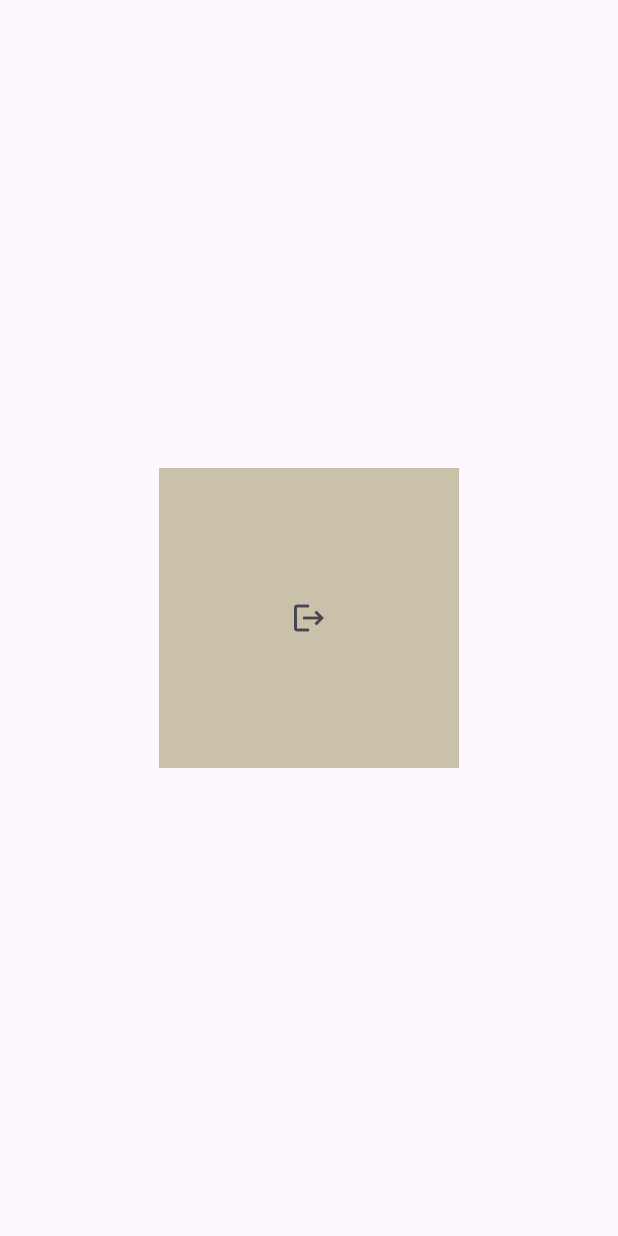
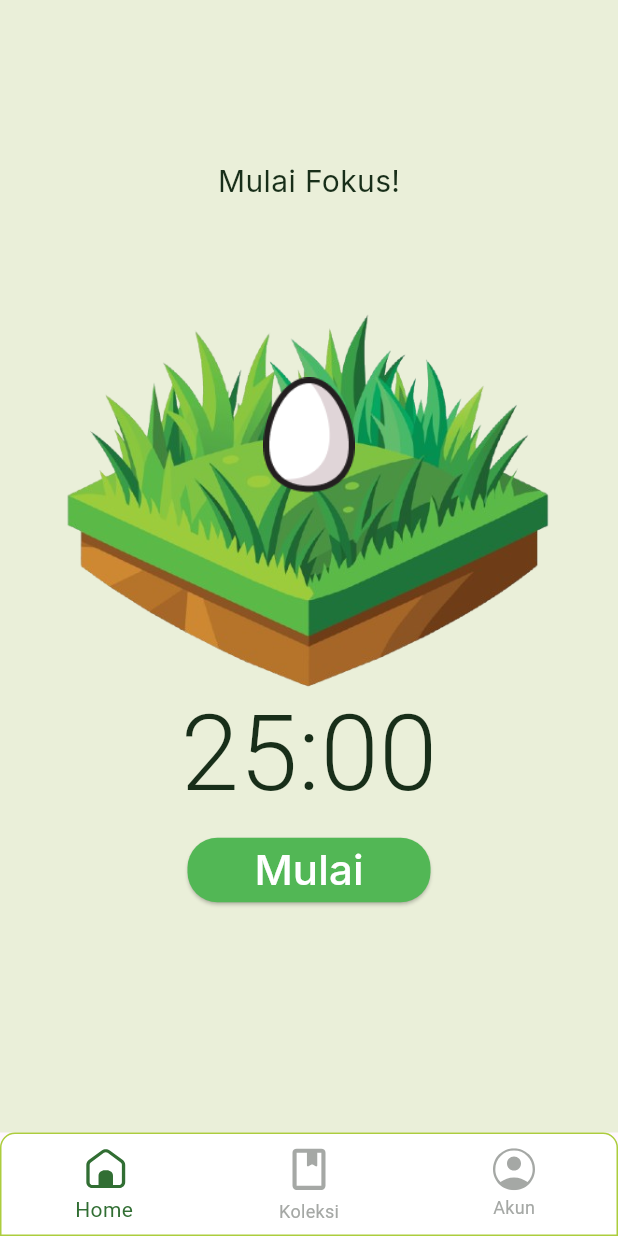
Before and after one commit to fachry372/FokusKu, a Flutter app: the screen it shows once a user with an empty profile is signed in, on a phone screen of 412 x 824 dp. Run offline on Flutter 3.47's test engine with Material 3 defaults, Android fonts, the phone set to English and light mode, and no system bars; our stand-ins replace flutter_svg, google_fonts, supabase_flutter; accounts and stored records are empty.

Commit message:
membuat halaman home

```diff
--- a/lib/auth/auth_gate.dart
+++ b/lib/auth/auth_gate.dart
@@ -1,5 +1,5 @@
 import 'package:flutter/material.dart';
-import 'package:fokusku/home.dart';
+import 'package:fokusku/halaman/navbar.dart';
 import 'package:fokusku/login.dart';
 import 'package:supabase_flutter/supabase_flutter.dart';
 
@@ -20,7 +20,7 @@ class AuthGate extends StatelessWidget {
          }
          final session = snapshot.hasData ? snapshot.data!.session : null;
          if (session != null) {
-          return const Home();
+          return const Navbar();
          } else {
           return const LoginScreen();
          }
--- /dev/null
+++ b/lib/halaman/akun.dart
@@ -0,0 +1,45 @@
+import 'package:flutter/material.dart';
+import 'package:fokusku/auth/auth_service.dart';
+
+class Akun extends StatefulWidget {
+  const Akun({super.key});
+
+  @override
+  State<Akun> createState() => _AkunState();
+}
+
+class _AkunState extends State<Akun> {
+    final authservice = AuthService();
+
+  void logout() async {
+    try {
+      await authservice.signOut();
+
+      if (!mounted) return;
+
+      Navigator.pushReplacementNamed(context, "/Masuk");
+    } catch (e) {
+      if (mounted) {
+        ScaffoldMessenger.of(
+          context,
+        ).showSnackBar(SnackBar(content: Text("Gagal logout: $e")));
+      }
+    }
+  }
+
+  @override
+  Widget build(BuildContext context) {
+    return Scaffold(
+      backgroundColor: Color(0xFFEAEFD9),
+      appBar: AppBar(
+        title: Center(child: Text("Akun"),),
+         actions: [IconButton(onPressed: logout, icon: Icon(Icons.logout))],
+      ),
+      body: SafeArea(child: Column(children:
+       [
+
+      ],)),
+
+    );
+  }
+}
--- /dev/null
+++ b/lib/halaman/home.dart
@@ -0,0 +1,89 @@
+import 'package:flutter/material.dart';
+import 'package:google_fonts/google_fonts.dart';
+
+
+class Home extends StatefulWidget {
+  const Home({super.key});
+
+  @override
+  State<Home> createState() => _HomeState();
+}
+
+class _HomeState extends State<Home> {
+
+
+  @override
+  Widget build(BuildContext context) {
+    return Scaffold(
+      backgroundColor: Color(0xFFEAEFD9),
+
+      body: Center(
+        child: SafeArea(
+
+            child: Padding(
+              padding: const EdgeInsets.only(left: 32,right: 32),
+              child: Column(
+                children: [
+                  const SizedBox(height: 106,),
+
+                  Text("Mulai Fokus!",style: GoogleFonts.inter(fontSize: 20,color: Color(0xff182E19)),),
+
+                   const SizedBox(height: 55,),
+
+                   SizedBox(
+                      height: 284.97,
+                      width: 356,
+                      child: Stack(
+                        alignment:
+                        Alignment.center,
+                        children: [
+                          Positioned(child: Image.asset("assets/images/rumput.png",
+                          fit: BoxFit.contain,
+
+                          ),
+
+                          ),
+                          Positioned(
+                            top: 60,
+                            child: Image.asset("assets/images/telur.png",
+                          fit: BoxFit.contain,
+                          height: 80,
+                          width: 61,
+
+                          ),),
+
+                        ],
+
+                      ),
+                     ),
+
+                   const SizedBox(height: 0,),
+
+                  Text("25:00",style:  GoogleFonts.roboto(fontSize: 70,fontWeight: FontWeight.w300,color: Color(0xff182E19),height: 0.8),),
+
+                     const SizedBox(height: 25),
+
+                     ElevatedButton(onPressed: () {},
+                     style: ElevatedButton.styleFrom(
+                      backgroundColor: Color(0xff52B755),
+                      fixedSize: Size(162, 43),
+                      shape: RoundedRectangleBorder(
+                        borderRadius: BorderRadiusGeometry.circular(20)
+                      )
+                     ),
+                     child: Text("Mulai",style: GoogleFonts.inter(fontSize: 28,color: Color(0xffffffff)),))
+
+
+                ],
+              ),
+            ),
+
+            ),
+      ),
+
+
+
+      );
+
+  }
+}
--- /dev/null
+++ b/lib/halaman/koleksi.dart
@@ -0,0 +1,18 @@
+import 'package:flutter/material.dart';
+
+
+class Koleksi extends StatelessWidget {
+  const Koleksi({super.key});
+
+  @override
+  Widget build(BuildContext context) {
+    return Scaffold(
+      backgroundColor: Color(0xFFEAEFD9),
+      appBar: AppBar(title: Center(child: Text("Koleksi")),),
+      body: SafeArea(child: Column(children: [
+
+      ],)),
+
+    );
+  }
+}
--- /dev/null
+++ b/lib/halaman/navbar.dart
@@ -0,0 +1,95 @@
+import 'package:flutter/material.dart';
+import 'package:fokusku/halaman/akun.dart';
+import 'package:fokusku/halaman/home.dart';
+import 'package:fokusku/halaman/koleksi.dart';
+import 'package:flutter_svg/flutter_svg.dart';
+
+
+class Navbar extends StatefulWidget {
+   const Navbar({super.key});
+
+  @override
+  State<Navbar> createState() => _NavbarState();
+}
+
+class _NavbarState extends State<Navbar> {
+
+  int _currentIndex = 0;
+
+  final List<Widget> halaman = const [Home(),Koleksi(),Akun()];
+
+  final Color selectedItemColor = Color(0xff316E33);
+  final Color unselectedItemColor = Color(0xffA5A8A5);
+
+  @override
+  Widget build(BuildContext context) {
+    return Scaffold(
+      body: IndexedStack(
+        index: _currentIndex,
+        children: halaman,
+      ),
+
+      bottomNavigationBar: Container(
+        decoration: BoxDecoration(
+          color: Color(0xffffffff),
+          border: Border.all(color: Color(0xffACCD3D)),
+          borderRadius: BorderRadius.only(topLeft: Radius.circular(10),topRight: Radius.circular(10))
+        ),
+  //       child:Theme(  data: Theme.of(context).copyWith(
+  //   splashColor: Colors.transparent,
+  //   highlightColor: Colors.transparent,
+  //   splashFactory: NoSplash.splashFactory,
+  // ),
+  child:
+  BottomNavigationBar(
+        backgroundColor: Colors.transparent,
+        elevation: 0,
+        currentIndex: _currentIndex,
+        onTap: (index) {setState(() {
+          _currentIndex = index;
+        });},
+        selectedItemColor: Color(0xff316E33),
+        unselectedItemColor: Color(0xffA5A8A5),
+        items:  [
+          BottomNavigationBarItem(icon:
+          SvgPicture.asset(
+          "assets/icons/home.svg",
+          colorFilter:ColorFilter.mode(
+            _currentIndex == 0 ? selectedItemColor : unselectedItemColor,
+            BlendMode.srcIn
+          ) ,
+
+
+          height: 33,
+          width: 33,
+          ),
+           label: 'Home'),
+          BottomNavigationBarItem(icon:
+           SvgPicture.asset(
+          "assets/icons/koleksi.svg",
+          colorFilter:ColorFilter.mode(
+           _currentIndex == 1 ? selectedItemColor : unselectedItemColor,
+            BlendMode.srcIn
+          ) ,
+          height: 33,
+          width: 33,
+          ),
+           label: 'Koleksi'),
+          BottomNavigationBarItem(icon:
+         SvgPicture.asset(
+          "assets/icons/akun.svg",
+          colorFilter:ColorFilter.mode(
+            _currentIndex == 2 ? selectedItemColor : unselectedItemColor,
+            BlendMode.srcIn
+          ) ,
+          height: 28,
+          width: 28,
+          ),
+            label: 'Akun'),
+        ],
+      ),
+      ),
+
+   );
+  }
+}
--- a/lib/home.dart
+++ /dev/null
@@ -1,57 +0,0 @@
-import 'package:flutter/material.dart';
-import 'package:fokusku/auth/auth_service.dart';
-
-class Home extends StatefulWidget {
-  const Home({super.key});
-
-  @override
-  State<Home> createState() => _HomeState();
-}
-
-class _HomeState extends State<Home> {
-  final authservice = AuthService();
-
-  void logout() async {
-  try {
-    await authservice.signOut();
-
-    if (!mounted) return;
-
-    Navigator.pushReplacementNamed(context, "/Masuk");
-
-  } catch (e) {
-    if (mounted) {
-      ScaffoldMessenger.of(context).showSnackBar(
-        SnackBar(content: Text("Gagal logout: $e")),
-      );
-    }
-  }
-}
-
-
-  @override
-  Widget build(BuildContext context) {
-    return Scaffold(
-      body: Center(
-        child: Column(
-          mainAxisAlignment: MainAxisAlignment.center,
-          crossAxisAlignment: CrossAxisAlignment.center,
-          children: [
-            Container(
-              height: 200,
-              width: 200,
-              decoration: BoxDecoration(
-                color: const Color.fromARGB(255, 201, 193, 169)
-              ),
-              child: IconButton(onPressed: logout, icon: Icon(Icons.logout)),
-
-              ),
-
-
-          ],
-
-        ),
-      ),
-    );
-  }
-}
--- a/lib/login.dart
+++ b/lib/login.dart
@@ -27,6 +27,7 @@ class _LoginScreenState extends State<LoginScreen> {
 
 
 void login() async {
+
   if (!mounted) return;
 
   setState(() => isLoading = true);
@@ -52,9 +53,10 @@ void login() async {
     errorMessage = "Terjadi kesalahan, coba lagi nanti.";
   }
 
+  ScaffoldMessenger.of(context).clearSnackBars();
 
     ScaffoldMessenger.of(context)
-        .showSnackBar(SnackBar(content: Text(errorMessage)));
+        .showSnackBar(SnackBar(content: Text(errorMessage),));
   } finally {
     if (mounted) {
       setState(() => isLoading = false);
--- a/lib/main.dart
+++ b/lib/main.dart
@@ -1,6 +1,6 @@
 import 'package:flutter/material.dart';
 import 'package:fokusku/auth/auth_gate.dart';
-import 'package:fokusku/home.dart';
+import 'package:fokusku/halaman/navbar.dart';
 import 'package:fokusku/kirimlink.dart';
 import 'package:fokusku/register.dart';
 import 'package:fokusku/resetpassword.dart';
@@ -30,7 +30,7 @@ class MyApp extends StatelessWidget {
         '/Daftar': (context) => Register(),
         '/Masuk' : (context) => LoginScreen(),
         '/reset' : (context) => Resetpassword(),
-        '/home' : (context) => Home(),
+        '/home' : (context) => Navbar(),
         '/kirim' : (context) => Kirimlink(),
       },
       home: AuthGate() ,
--- a/lib/register.dart
+++ b/lib/register.dart
@@ -22,7 +22,6 @@ class _RegisterScreenState extends State<Register> {
   final _emailController = TextEditingController();
   final _passwordController = TextEditingController();
   final _konfirmasipasswordController = TextEditingController();
-
 
 
     void signUp() async {
@@ -56,12 +55,16 @@ class _RegisterScreenState extends State<Register> {
 
   if (e.toString().contains("User already registered")) {
     errorMessage = "Pendaftaran gagal ,Akun sudah ada.";
-  } else {
+  } else  if (e.toString().contains("Unable to validate email address")) {
+    errorMessage = "Format Email tidak valid .";
+  }
+  else {
     errorMessage = "Terjadi kesalahan, coba lagi nanti.";
   }
 
+        ScaffoldMessenger.of(context).clearSnackBars();
 
-        ScaffoldMessenger.of(context).showSnackBar(SnackBar(content: Text(errorMessage)));
+        ScaffoldMessenger.of(context).showSnackBar(SnackBar(content: Text(errorMessage),));
 
     }finally{
       if (mounted) {
@@ -161,11 +164,14 @@ class _RegisterScreenState extends State<Register> {
               cursorColor: Color.fromARGB(255, 68, 161, 68),
 
                validator: (value) {
-                if (value == null || value.isEmpty) {
+
+                final text = value ?? "";
+
+                if (text.trim().isEmpty) {
           return "Username tidak boleh kosong";
                 }
 
-                if (value.length > 20) {
+                if (text.length > 20) {
           return "Username maksimal 20 karakter";
                 }
                 return null;
--- a/pubspec.yaml
+++ b/pubspec.yaml
@@ -37,6 +37,7 @@ dependencies:
   google_fonts: ^6.3.2
   supabase_flutter: ^2.10.3
   app_links: ^6.4.1
+  flutter_svg: ^2.2.2
 
 
 dev_dependencies:
@@ -63,8 +64,8 @@ flutter:
 
   # To add assets to your application, add an assets section, like this:
   assets:
-    - assets/images/logo.png
-  #   - images/a_dot_ham.jpeg
+    - assets/images/
+    - assets/icons/
 
   # An image asset can refer to one or more resolution-specific "variants", see
   # https://flutter.dev/to/resolution-aware-images
```
Also changed, not shown: assets/icons/akun.svg (added), assets/icons/home.svg (added), assets/icons/koleksi.svg (added), assets/images/rumput.png (added), assets/images/telur.png (added), pubspec.lock.
